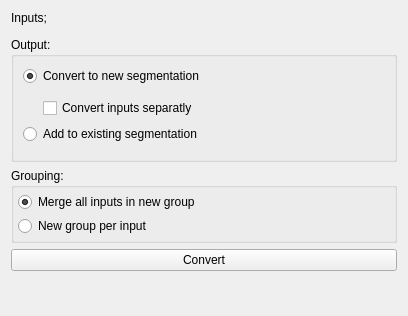
Before: the Qt Designer form Modules/SegmentationUI/SegmentationUtilities/QmitkConvertToMultiLabelSegmentationWidgetControls.ui in MITK/MITK, drawn with Qt 5.
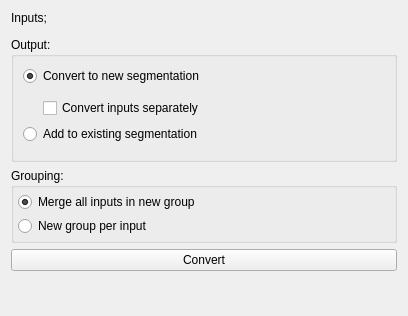
After: the same form once the commit is applied. Custom widgets are drawn as their Qt base class.

```diff
--- a/Modules/SegmentationUI/SegmentationUtilities/QmitkConvertToMultiLabelSegmentationWidgetControls.ui
+++ b/Modules/SegmentationUI/SegmentationUtilities/QmitkConvertToMultiLabelSegmentationWidgetControls.ui
@@ -51,7 +51,7 @@
            <string>If activated, the conversion will generate separate multi label segmentations for each input instead of joining all inputs in one multi label segmentation.</string>
           </property>
           <property name="text">
-           <string>Convert inputs separatly</string>
+           <string>Convert inputs separately</string>
           </property>
          </widget>
         </item>
```
